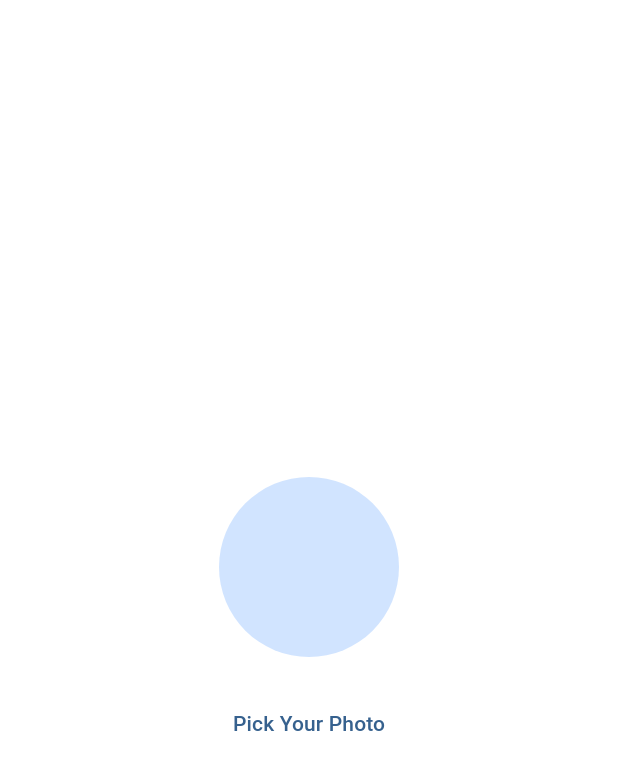
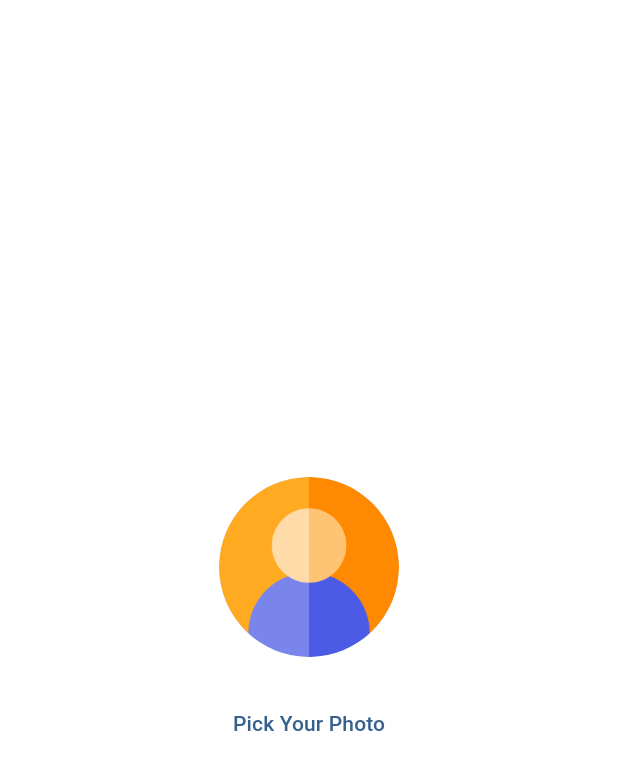
Before and after one commit to saadghazal/pick_image_flutter, a Flutter app: the screen it shows after launch, on a phone screen of 412 x 824 dp. Shown: the top 770 px of the screen. Run offline on Flutter 3.47's test engine with Material 2 defaults, Android fonts, the phone set to English and light mode, and no system bars; our stand-ins replace bloc, equatable, flutter_bloc, image_picker.

```diff
--- a/lib/home_screen.dart
+++ b/lib/home_screen.dart
@@ -24,7 +24,7 @@ class HomeScreen extends StatelessWidget {
                 }
                 return CircleAvatar(
                   radius: 60,
-                  backgroundImage:  state.pickedImagePath.isEmpty?null:FileImage(File(state.pickedImagePath)),
+                  backgroundImage:  state.pickedImagePath.isEmpty?const AssetImage('assets/user-3.png') as ImageProvider:FileImage(File(state.pickedImagePath)),
 
                 );
               },
--- a/lib/main.dart
+++ b/lib/main.dart
@@ -17,7 +17,7 @@ class MyApp extends StatelessWidget {
     return BlocProvider<PickImageCubit>(
       create: (context) => PickImageCubit(imagePicker: ImagePicker()),
       child: MaterialApp(
-        title: 'Image Pick',
+        title: 'Image Picker',
         debugShowCheckedModeBanner: false,
         theme: ThemeData(
           colorScheme: ColorScheme.fromSeed(seedColor: Colors.blue),
--- a/pubspec.yaml
+++ b/pubspec.yaml
@@ -63,8 +63,8 @@ flutter:
   uses-material-design: true
 
   # To add assets to your application, add an assets section, like this:
-  # assets:
-  #   - images/a_dot_burr.jpeg
+  assets:
+    - assets/
   #   - images/a_dot_ham.jpeg
 
   # An image asset can refer to one or more resolution-specific "variants", see
```
Also changed, not shown: assets/user-3.png (added), 1 other file.
